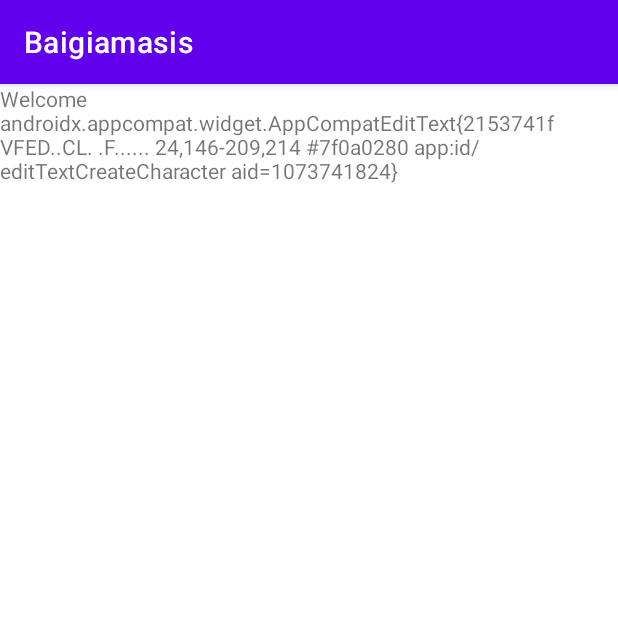
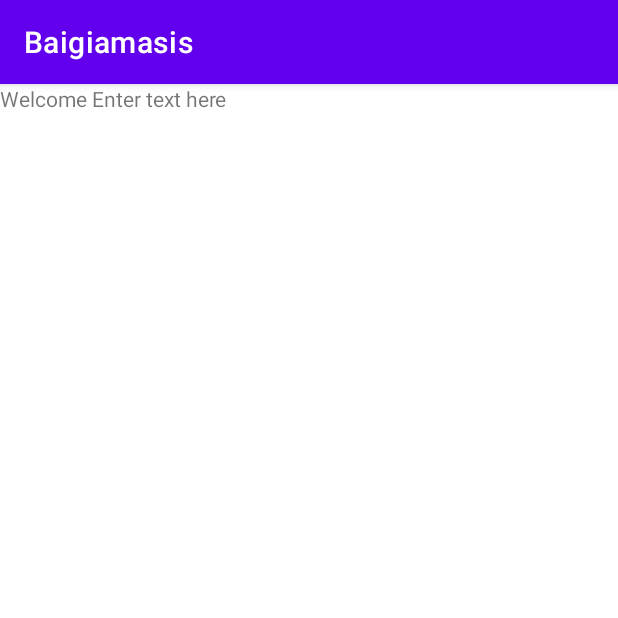
Before and after one commit to DanieliusGied/VCS-Baigiamasis, an Android app: the CreateCharacterScreenActivity screen opened directly, with no data from a screen before it, after a tap on "CONFIRM", on a phone screen of 412 x 824 dp, the top half of it. Run offline under Robolectric (Android 15) with nearby library versions, the phone set to English and light mode, and no system bars.

Commit message:
Continue work on CreateCharacterScreenActivity.java
setUpCreateButton() now correctly creates a character object with the name entered in the EditText field. SecondScreenActivity correctly shows the entered name.

```diff
--- a/app/src/main/java/lt/vcs/baigiamasis/CreateCharacterScreenActivity.java
+++ b/app/src/main/java/lt/vcs/baigiamasis/CreateCharacterScreenActivity.java
@@ -6,6 +6,7 @@ import android.content.Intent;
 import android.os.Bundle;
 import android.util.Log;
 import android.view.View;
+import android.widget.EditText;
 
 import com.google.android.material.button.MaterialButton;
 
@@ -15,6 +16,7 @@ public class CreateCharacterScreenActivity extends AppCompatActivity {
 
     MaterialButton materialButton1;
     MaterialButton materialButton2;
+    EditText editText;
 
     @Override
     protected void onCreate(Bundle savedInstanceState) {
@@ -27,10 +29,11 @@ public class CreateCharacterScreenActivity extends AppCompatActivity {
 
     private void setUpCreateButton(){
         materialButton1 = findViewById(R.id.materialButtonCreateCharacterScreenConfirm);
+        editText = findViewById(R.id.editTextCreateCharacter);
         materialButton1.setOnClickListener(new View.OnClickListener(){
             @Override
             public void onClick(View view) {
-                MainActivity.character = new Character(findViewById(R.id.editTextCreateCharacter).toString());
+                MainActivity.character = new Character(editText.getText().toString());
                 MainActivity.character.writeCharacterToDatabase();
 
                 Intent intent = new Intent(CreateCharacterScreenActivity.this, SecondScreenActivity.class);
--- a/app/src/main/java/lt/vcs/baigiamasis/SecondScreenActivity.java
+++ b/app/src/main/java/lt/vcs/baigiamasis/SecondScreenActivity.java
@@ -3,7 +3,12 @@ package lt.vcs.baigiamasis;
 import androidx.appcompat.app.AppCompatActivity;
 
 import android.os.Bundle;
+import android.view.View;
 import android.widget.TextView;
+
+import static lt.vcs.baigiamasis.MainActivity.character;
+
+import org.w3c.dom.Text;
 
 public class SecondScreenActivity extends AppCompatActivity {
 
@@ -12,7 +17,7 @@ public class SecondScreenActivity extends AppCompatActivity {
         super.onCreate(savedInstanceState);
         setContentView(R.layout.activity_second_screen);
 
-        TextView textView = findViewById(R.id.textViewSecondScreen);
-        textView.setText("Welcome " + MainActivity.character.name);
+        TextView textView = (TextView) findViewById(R.id.textViewSecondScreen);
+        textView.setText("Welcome " + character.getName());
     }
 }
--- a/app/src/main/java/lt/vcs/baigiamasis/zaidimukasclasses/Character.java
+++ b/app/src/main/java/lt/vcs/baigiamasis/zaidimukasclasses/Character.java
@@ -27,6 +27,10 @@ public class Character {
         setHealth();
         setArmor();
         setGold();
+    }
+
+    public String getName() {
+        return name;
     }
 
     public void setStats(int str, int con, int dex){
```
